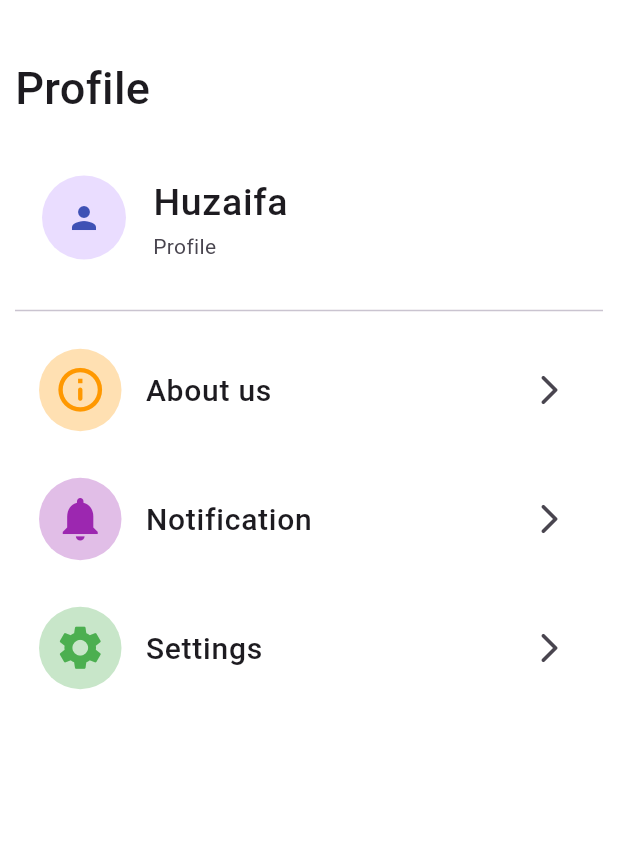
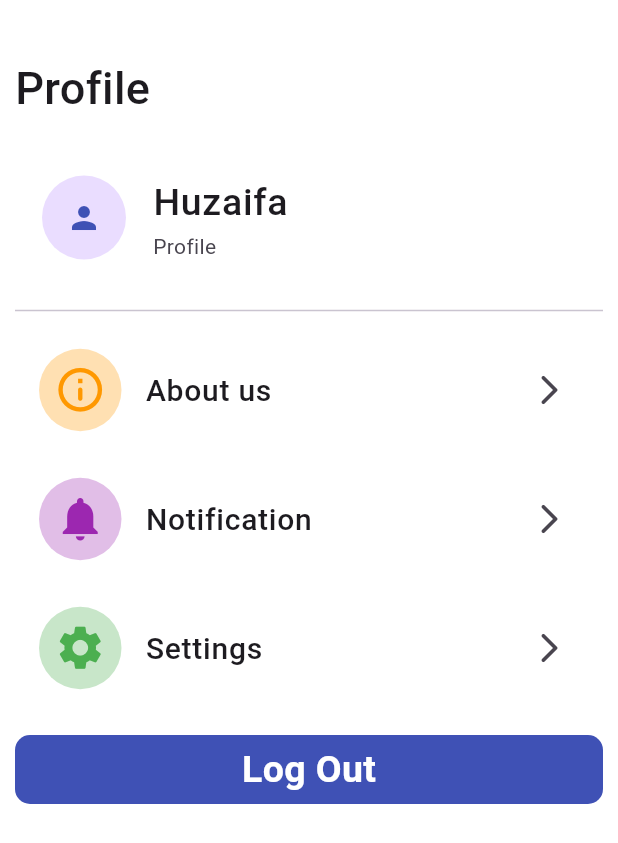
Before and after one commit to ihuzaifa1/MedApp, a Flutter app: the navbar screen opened directly, after a tap on "Profile", on a phone screen of 412 x 824 dp. Shown: the top 843 px of the screen. Run offline on Flutter 3.47's test engine with Material 3 defaults, Android fonts, the light colour scheme and no system bars; our stand-ins replace dash_chat_2, firebase_auth, firebase_core, fluttertoast; accounts and stored records are empty.

```diff
--- a/lib/profile.dart
+++ b/lib/profile.dart
@@ -1,4 +1,7 @@
+import 'package:firebase_auth/firebase_auth.dart';
 import 'package:flutter/material.dart';
+import 'package:firebase_auth/firebase_auth.dart';
+import 'package:medicare_dart/LoginPage.dart';
 
 class profile extends StatefulWidget{
   @override
@@ -6,6 +9,8 @@ class profile extends StatefulWidget{
 }
 
 class _profileState extends State<profile> {
+
+  final auth = FirebaseAuth.instance;
   @override
   Widget build(BuildContext context){
     return Material(
@@ -95,6 +100,32 @@ class _profileState extends State<profile> {
                 ),),
               trailing: Icon(Icons.arrow_forward_ios_rounded),
             ),
+            SizedBox(height: 30,),
+            Material(
+              color: Colors.indigo,
+              borderRadius: BorderRadius.circular(10),
+              child: InkWell(
+                onTap: (){
+                  auth.signOut().then((value){
+                   Navigator.push(context,
+                       MaterialPageRoute(builder: (context) => LoginPage()));
+                  });
+                },
+              child: Padding(
+                padding: EdgeInsets.symmetric(vertical: 5,),
+                child: Center(
+                  child: Text(
+                    "Log Out",
+                    style: TextStyle(
+                        color: Colors.white,
+                        fontSize: 25,
+                        fontWeight: FontWeight.bold),
+                  ),
+                ),
+              ),
+              ),
+
+            )
 
           ],
         ),
--- a/pubspec.yaml
+++ b/pubspec.yaml
@@ -23,6 +23,8 @@ dependencies:
   cloud_firestore: ^4.15.3
   firebase_storage: ^11.6.4
   fluttertoast: ^8.2.4
+  dash_chat_2: ^0.0.20
+  http: ^1.2.0
 
 dev_dependencies:
   flutter_test:
```
Also changed, not shown: lib/chatbot.dart (+56 -2 lines), pubspec.lock, 5 other files.
